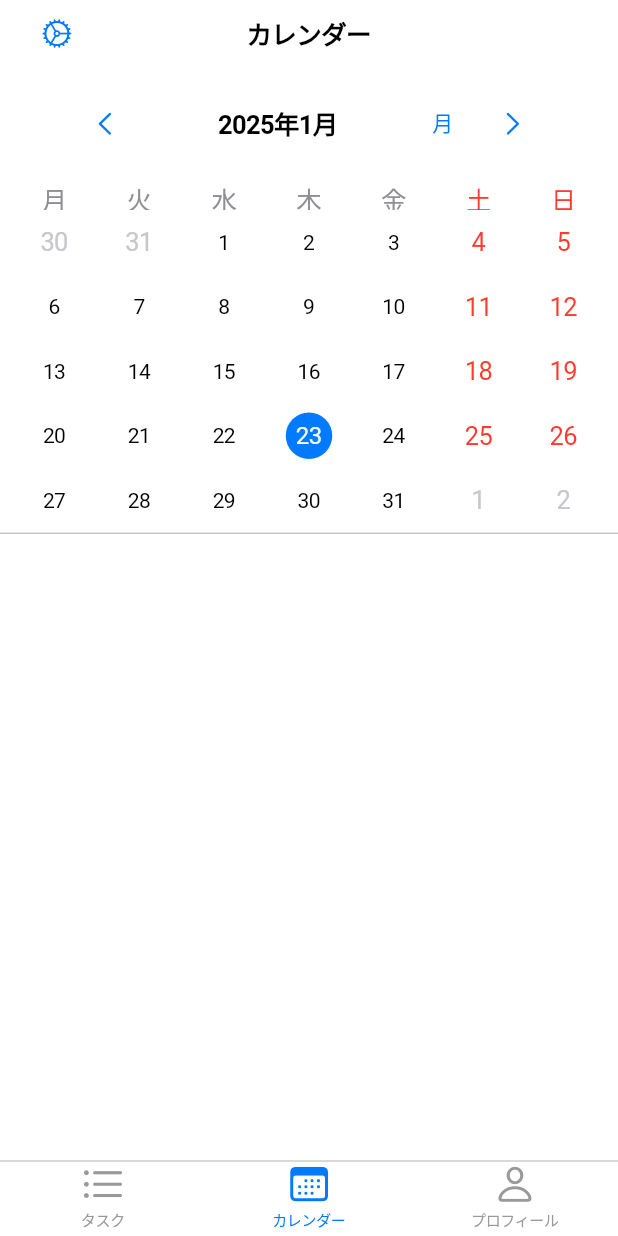
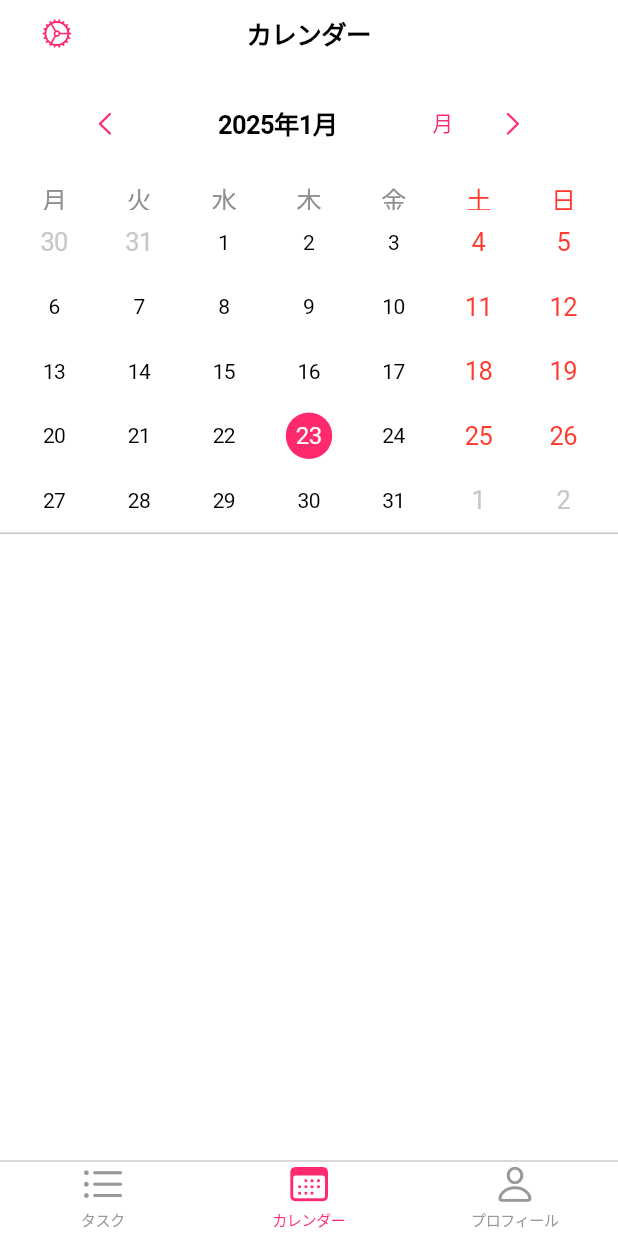
Before and after one commit to Lee-Jihye20/DailyMission, a Flutter app: the screen it shows after launch, item 2 of the bottom bar chosen, on a phone screen of 412 x 824 dp. Run offline on Flutter 3.47's test engine with Material 3 defaults, Android fonts, the phone set to English and light mode, and no system bars; drawn by our look-alikes of table_calendar; our stand-ins replace flutter_local_notifications, shared_preferences, sqflite, timezone; accounts and stored records are empty.

Commit message:
maoto-update

```diff
--- a/lib/main.dart
+++ b/lib/main.dart
@@ -59,7 +59,7 @@ class _MyAppState extends State<MyApp> {
     return CupertinoApp(
       title: '毎日のタスク',
       theme: CupertinoThemeData(
-        primaryColor: CupertinoColors.systemBlue,
+        primaryColor: const Color(0xFFFF2A6D),
         brightness: _isDarkMode ? Brightness.dark : Brightness.light,
         scaffoldBackgroundColor: _isDarkMode
             ? CupertinoColors.black
@@ -459,7 +459,7 @@ class _TaskListScreenState extends State<TaskListScreen> {
               right: 16,
               bottom: 24,
               child: CupertinoButton(
-                color: CupertinoColors.activeBlue,
+                color: const Color(0xFFFF2A6D),
                 padding: const EdgeInsets.all(20),
                 borderRadius: BorderRadius.circular(35),
                 onPressed: _showAddTaskDialog,
@@ -1192,7 +1192,7 @@ class _TaskListScreenState extends State<TaskListScreen> {
                         child: Container(
                           padding: const EdgeInsets.symmetric(vertical: 12),
                           decoration: BoxDecoration(
-                            color: CupertinoColors.activeBlue,
+                            color: const Color(0xFFFF2A6D),
                             borderRadius: BorderRadius.circular(8),
                           ),
                           child: const Center(
--- a/lib/screens/calendar_screen.dart
+++ b/lib/screens/calendar_screen.dart
@@ -121,7 +121,7 @@ class _CalendarScreenState extends State<CalendarScreen> {
                   rightChevronIcon: Icon(CupertinoIcons.right_chevron, size: 20),
                   formatButtonTextStyle: TextStyle(
                     fontSize: 14,
-                    color: CupertinoColors.activeBlue,
+                    color: const Color(0xFFFF2A6D),
                   ),
                   formatButtonDecoration: BoxDecoration(
                     borderRadius: BorderRadius.all(Radius.circular(12)),
@@ -140,15 +140,15 @@ class _CalendarScreenState extends State<CalendarScreen> {
                   markersMaxCount: 4,
                   markerSize: 7,
                   markerDecoration: const BoxDecoration(
-                    color: CupertinoColors.activeBlue,
+                    color: const Color(0xFFFF2A6D),
                     shape: BoxShape.circle,
                   ),
                   todayDecoration: BoxDecoration(
-                    color: CupertinoColors.activeBlue.withOpacity(0.3),
+                    color: const Color(0xFFFF2A6D).withOpacity(0.3),
                     shape: BoxShape.circle,
                   ),
                   selectedDecoration: const BoxDecoration(
-                    color: CupertinoColors.activeBlue,
+                    color: const Color(0xFFFF2A6D),
                     shape: BoxShape.circle,
                   ),
                   weekendTextStyle: const TextStyle(color: CupertinoColors.systemRed),
--- a/lib/screens/profile_screen.dart
+++ b/lib/screens/profile_screen.dart
@@ -83,7 +83,7 @@ class _ProfileScreenState extends State<ProfileScreen> {
           Icon(
             icon,
             size: 32,
-            color: CupertinoColors.activeBlue,
+            color: const Color(0xFFFF2A6D),
           ),
           const SizedBox(height: 8),
           Text(
```
